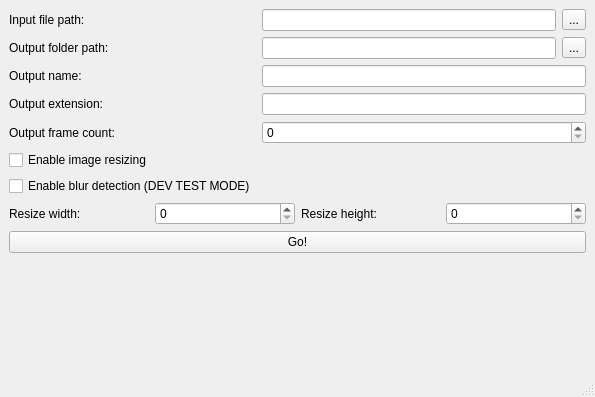
Above: GUI/basicGUI.ui from lucianjames/Vid2Photogrammetry before the change. Below: the same form after it.
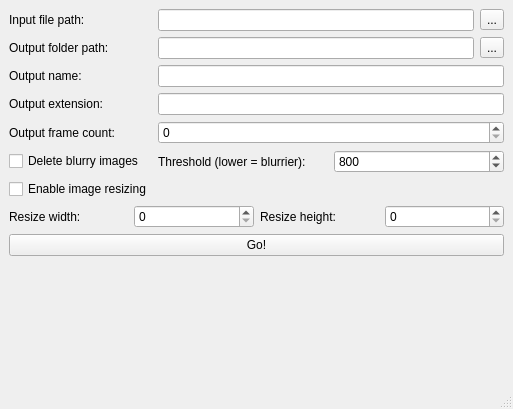
That is the form after the change.

Commit message: Delete images below threshold

```diff
--- a/GUI/basicGUI.ui
+++ b/GUI/basicGUI.ui
@@ -6,8 +6,8 @@
    <rect>
     <x>0</x>
     <y>0</y>
-    <width>595</width>
-    <height>397</height>
+    <width>513</width>
+    <height>409</height>
    </rect>
   </property>
   <property name="windowTitle">
@@ -31,10 +31,10 @@
         </property>
        </widget>
       </item>
-      <item row="6" column="0">
-       <widget class="QCheckBox" name="blurCheckbox">
+      <item row="7" column="0">
+       <widget class="QCheckBox" name="resizeCheckbox">
         <property name="text">
-         <string>Enable blur detection (DEV TEST MODE)</string>
+         <string>Enable image resizing</string>
         </property>
        </widget>
       </item>
@@ -89,6 +89,13 @@
         </property>
        </widget>
       </item>
+      <item row="5" column="0">
+       <widget class="QCheckBox" name="blurCheckbox">
+        <property name="text">
+         <string>Delete blurry images</string>
+        </property>
+       </widget>
+      </item>
       <item row="9" column="0" colspan="3">
        <layout class="QHBoxLayout" name="horizontalLayout_2">
         <item>
@@ -131,12 +138,26 @@
       <item row="2" column="1" colspan="2">
        <widget class="QLineEdit" name="outNameText"/>
       </item>
-      <item row="5" column="0">
-       <widget class="QCheckBox" name="resizeCheckbox">
-        <property name="text">
-         <string>Enable image resizing</string>
-        </property>
-       </widget>
+      <item row="5" column="1" colspan="2">
+       <layout class="QHBoxLayout" name="horizontalLayout_4">
+        <item>
+         <widget class="QLabel" name="blurThresholdLabel">
+          <property name="text">
+           <string>Threshold (lower = blurrier):</string>
+          </property>
+         </widget>
+        </item>
+        <item>
+         <widget class="QSpinBox" name="blurThreshold">
+          <property name="maximum">
+           <number>999999999</number>
+          </property>
+          <property name="value">
+           <number>800</number>
+          </property>
+         </widget>
+        </item>
+       </layout>
       </item>
      </layout>
     </item>
```
Left out of the diff: 2 changed lines with no effect on the pictures. The commit also changes 5 other files.
